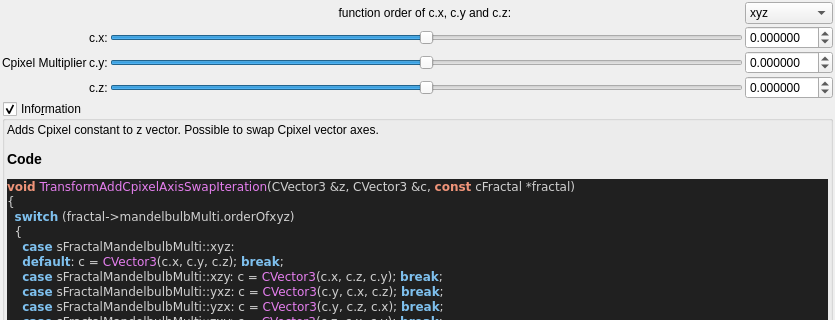
Before: the Qt Designer form mandelbulber2/qt_data/fractal_transf_add_Cpixel_axis_swap.ui in buddhi1980/mandelbulber2, drawn with Qt 5; both pictures show x 0 to 835 and y 0 to 320 of the 835 by 824 pixel window.
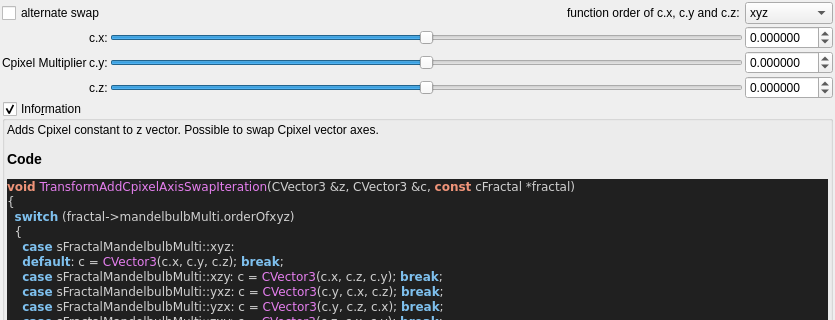
After: the same form once the commit is applied. Custom widgets are drawn as their Qt base class.

Commit message: Adding alternate c swap

```diff
--- a/mandelbulber2/qt_data/fractal_transf_add_Cpixel_axis_swap.ui
+++ b/mandelbulber2/qt_data/fractal_transf_add_Cpixel_axis_swap.ui
@@ -206,7 +206,7 @@
         <string>function order of c.x, c.y and c.z: </string>
        </property>
        <property name="alignment">
-        <set>Qt::AlignCenter</set>
+        <set>Qt::AlignRight|Qt::AlignTrailing|Qt::AlignVCenter</set>
        </property>
       </widget>
      </item>
@@ -265,6 +265,13 @@
        </property>
       </widget>
      </item>
+     <item row="0" column="0" colspan="2">
+      <widget class="QCheckBox" name="checkBox_transf_alternate_enabled_false">
+       <property name="text">
+        <string>alternate swap</string>
+       </property>
+      </widget>
+     </item>
     </layout>
    </item>
    <item>
```
The commit also changes 10 other files.
